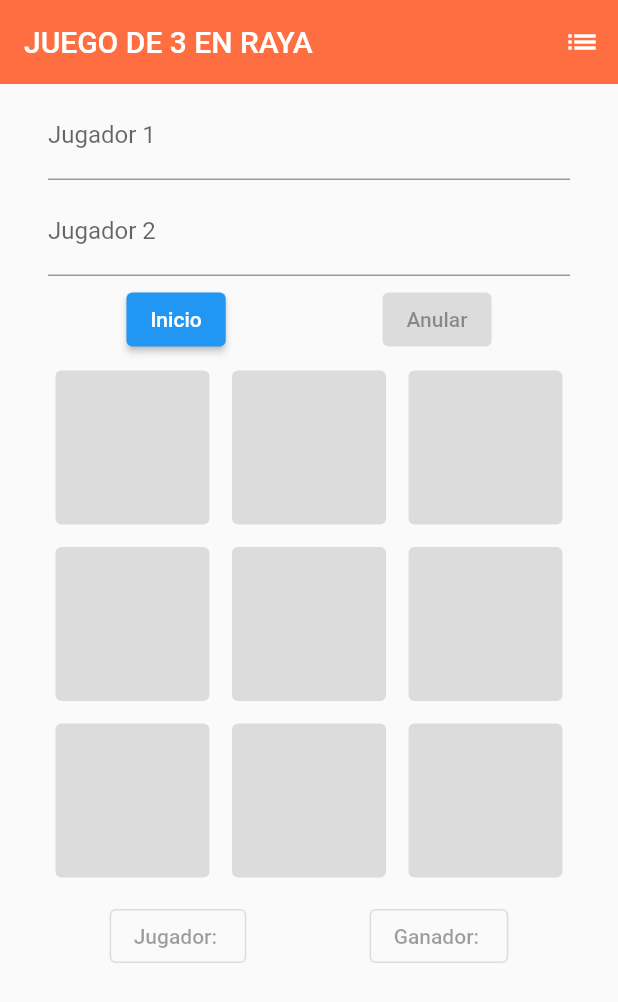
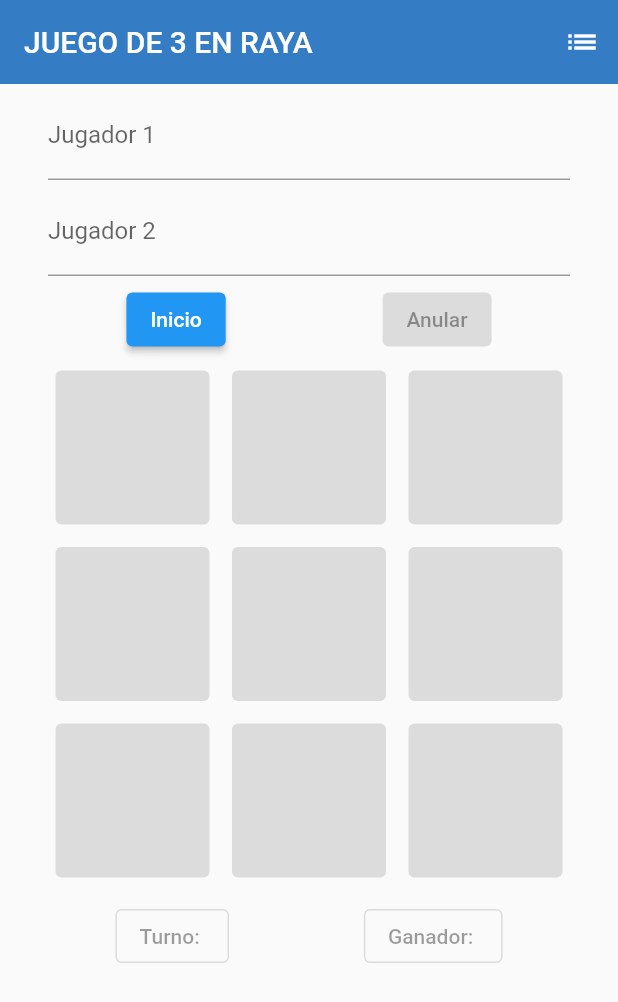
Before and after one commit to AlanDagner/Juego-3-En-Raya-En-FLutter-Con-MYSQL, a Flutter app: the screen it shows after launch, on a phone screen of 412 x 824 dp. Shown: the top 1002 px of the screen. Run offline on Flutter 3.47's test engine with Material 2 defaults, Android fonts, the phone set to English and light mode, and no system bars.

Commit message:
>ADQY - 3 En Raya - Flutter y MYSQL

```diff
--- a/tres_en_raya/lib/screens/home_page.dart
+++ b/tres_en_raya/lib/screens/home_page.dart
@@ -22,13 +22,6 @@ class _HomeState extends State<Home> {
   String ganador = "";
   bool clickTurno = false;
   int chance_flag = 0;
-
-  /*getJuegos() async {
-    final url = 'http://localhost:4000/api/resultados';
-
-    http.Response response = await http.get(Uri.parse(url));
-    debugPrint(response.body);
-  }*/
 
   void btnInicio() {
     labelList.replaceRange(0, 9, ["", "", "", "", "", "", "", "", ""]);
@@ -193,7 +186,7 @@ class _HomeState extends State<Home> {
       appBar: AppBar(
         title: Text("JUEGO DE 3 EN RAYA"),
         elevation: 0,
-        backgroundColor: Colors.deepOrangeAccent,
+        backgroundColor:  Color.fromARGB(210, 10, 98, 186),
         actions: [
           IconButton(
               onPressed: () {
@@ -319,7 +312,7 @@ class _HomeState extends State<Home> {
                       Column(
                         children: <Widget>[
                           OutlinedButton(
-                              onPressed: null, child: Text('Jugador: $turno'))
+                              onPressed: null, child: Text('Turno: $turno'))
                         ],
                       ),
                       Column(
--- a/tres_en_raya/lib/screens/listadoJuegos.dart
+++ b/tres_en_raya/lib/screens/listadoJuegos.dart
@@ -109,7 +109,7 @@ class ListadoDeJuegosState extends State<ListadoDeJuegos> {
   List<Widget> _listJuegos(List<Juego> data) {
     List<Widget> juegos = [];
 
-    for (var juego in data) {
+    for (var juego in data.reversed) {
       juegos.add(Container(
         margin: const EdgeInsets.only(bottom: 20.0),
         child: Row(
```
